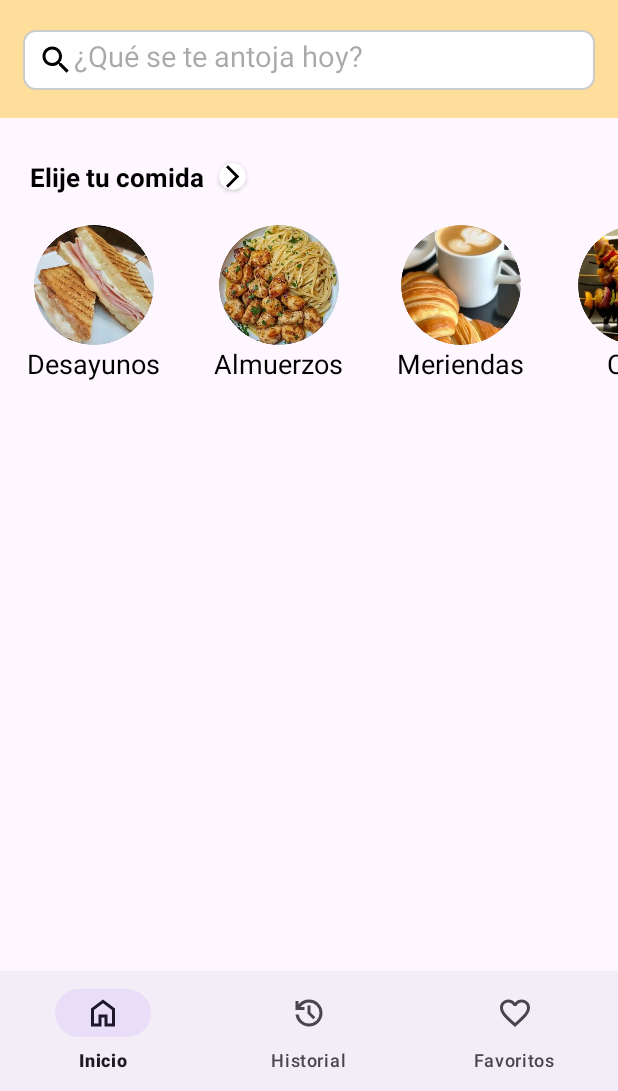
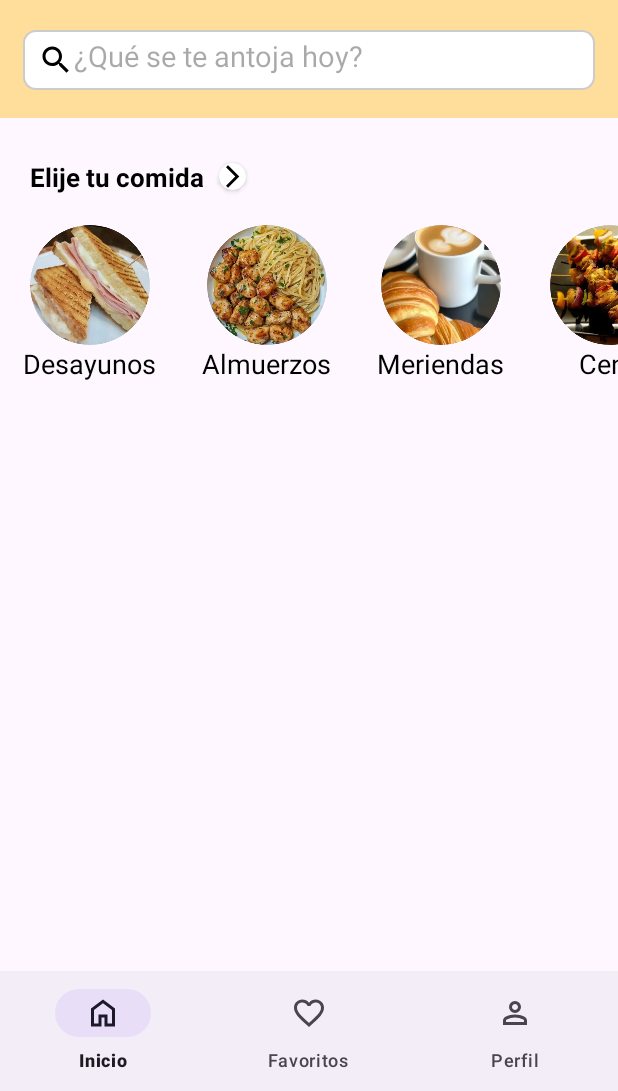
Before and after one commit to FeedoProyect/Feedo, an Android app: the screen it shows after launch (MainActivity), on a phone screen of 412 x 824 dp, the part 145-1236 px from its top. Run offline under Robolectric (Android 15) with nearby library versions, the phone set to English and light mode, and no system bars; our stand-ins replace Dagger/Hilt's generated code, Picasso, navigation-ui; libraries missing offline, so code that uses them is left out: io.github.jan.supabase; pictures from the network do not load.

Commit message:
Navegacion de pantallas de catalogos y sus titulos, agregando la libreria safeargs y preparando los estados de pantalla

```diff
--- a/app/src/main/java/com/benjamin/proyectofeedo/UI/feedoHistorial/HistorialFragment.kt
+++ b/app/src/main/java/com/benjamin/proyectofeedo/UI/feedoPerfil/PerfilFragment.kt
@@ -1,17 +1,15 @@
-package com.benjamin.proyectofeedo.UI.feedoHistorial
+package com.benjamin.proyectofeedo.UI.feedoPerfil
 
 import android.os.Bundle
 import androidx.fragment.app.Fragment
 import android.view.LayoutInflater
 import android.view.View
 import android.view.ViewGroup
-import com.benjamin.proyectofeedo.R
 import com.benjamin.proyectofeedo.databinding.FragmentHistorialBinding
-import com.benjamin.proyectofeedo.databinding.FragmentMenuBinding
 import dagger.hilt.android.AndroidEntryPoint
 
 @AndroidEntryPoint
-class HistorialFragment : Fragment() {
+class PerfilFragment : Fragment() {
 
     private var _binding: FragmentHistorialBinding? = null
     private val binding get() = _binding!!
--- a/app/src/main/java/com/benjamin/proyectofeedo/data/providers/CatalogoProvider.kt
+++ b/app/src/main/java/com/benjamin/proyectofeedo/data/providers/CatalogoProvider.kt
@@ -17,7 +17,7 @@ class CatalogoProvider @Inject constructor() {
              Ensaladas,
              Postres,
              Rapidas,
-             SinLactosa,
+             Diabeticos,
              SopasGuisos,
              Veganas,
              Vegetarianas
--- a/app/src/main/java/com/benjamin/proyectofeedo/domain/model/CatalogoInfo.kt
+++ b/app/src/main/java/com/benjamin/proyectofeedo/domain/model/CatalogoInfo.kt
@@ -4,17 +4,17 @@ import com.benjamin.proyectofeedo.R
 
 
 sealed class CatalogoInfo (val img: Int, val titulo: Int){
-    object Desayunos: CatalogoInfo(R.drawable.desayunos, R.string.Desayunos)
-    object Almuerzos: CatalogoInfo(R.drawable.almuerzos, R.string.Almuerzos)
-    object Meriendas: CatalogoInfo(R.drawable.meriendas, R.string.Meriendas)
-    object Cena: CatalogoInfo(R.drawable.cena, R.string.Cena)
-    object Aperitivos: CatalogoInfo(R.drawable.aperitivos, R.string.Aperitivos)
-    object Elaboradas: CatalogoInfo(R.drawable.elaboradas, R.string.Elaboradas)
-    object Ensaladas: CatalogoInfo(R.drawable.ensaladas, R.string.Ensaladas)
-    object Postres: CatalogoInfo(R.drawable.postres, R.string.Postres)
-    object Rapidas: CatalogoInfo(R.drawable.rapidas, R.string.Rapidas)
-    object SinLactosa: CatalogoInfo(R.drawable.sin_lactosa, R.string.Sin_lactosa)
-    object SopasGuisos: CatalogoInfo(R.drawable.sopas_y_guisos, R.string.Sopas_y_guisos)
-    object Veganas: CatalogoInfo(R.drawable.veganas, R.string.Veganas)
-    object Vegetarianas: CatalogoInfo(R.drawable.vegetarianas, R.string.Vegetarianas)
+    data object Desayunos: CatalogoInfo(R.drawable.desayunos, R.string.Desayunos)
+    data object Almuerzos: CatalogoInfo(R.drawable.almuerzos, R.string.Almuerzos)
+    data object Meriendas: CatalogoInfo(R.drawable.meriendas, R.string.Meriendas)
+    data object Cena: CatalogoInfo(R.drawable.cena, R.string.Cena)
+    data object Aperitivos: CatalogoInfo(R.drawable.aperitivos, R.string.Aperitivos)
+    data object Elaboradas: CatalogoInfo(R.drawable.elaboradas, R.string.Elaboradas)
+    data object Ensaladas: CatalogoInfo(R.drawable.ensaladas, R.string.Ensaladas)
+    data object Postres: CatalogoInfo(R.drawable.postres, R.string.Postres)
+    data object Rapidas: CatalogoInfo(R.drawable.rapidas, R.string.Rapidas)
+    data object Diabeticos: CatalogoInfo(R.drawable.sin_lactosa, R.string.diabeticos)
+    data object SopasGuisos: CatalogoInfo(R.drawable.sopas_y_guisos, R.string.Sopas_y_guisos)
+    data object Veganas: CatalogoInfo(R.drawable.veganas, R.string.Veganas)
+    data object Vegetarianas: CatalogoInfo(R.drawable.vegetarianas, R.string.Vegetarianas)
 }
--- /dev/null
+++ b/app/src/main/java/com/benjamin/proyectofeedo/domain/model/CatalogosModel.kt
@@ -0,0 +1,17 @@
+package com.benjamin.proyectofeedo.domain.model
+
+enum class CatalogosModel {
+    Desayunos,
+    Almuerzos,
+    Meriendas,
+    Cena,
+    Aperitivos,
+    Elaboradas,
+    Ensaladas,
+    Postres,
+    Rapidas,
+    Diabeticos,
+    Sopas_y_Guisos,
+    Veganas,
+    Vegetarianas
+}
--- /dev/null
+++ b/app/src/main/res/drawable/ic_perfil.xml
@@ -0,0 +1,5 @@
+<vector xmlns:android="http://schemas.android.com/apk/res/android" android:height="24dp" android:tint="#000000" android:viewportHeight="960" android:viewportWidth="960" android:width="24dp">
+
+    <path android:fillColor="@android:color/white" android:pathData="M480,480Q414,480 367,433Q320,386 320,320Q320,254 367,207Q414,160 480,160Q546,160 593,207Q640,254 640,320Q640,386 593,433Q546,480 480,480ZM160,800L160,688Q160,654 177.5,625.5Q195,597 224,582Q286,551 350,535.5Q414,520 480,520Q546,520 610,535.5Q674,551 736,582Q765,597 782.5,625.5Q800,654 800,688L800,800L160,800ZM240,720L720,720L720,688Q720,677 714.5,668Q709,659 700,654Q646,627 591,613.5Q536,600 480,600Q424,600 369,613.5Q314,627 260,654Q251,659 245.5,668Q240,677 240,688L240,720ZM480,400Q513,400 536.5,376.5Q560,353 560,320Q560,287 536.5,263.5Q513,240 480,240Q447,240 423.5,263.5Q400,287 400,320Q400,353 423.5,376.5Q447,400 480,400ZM480,320Q480,320 480,320Q480,320 480,320Q480,320 480,320Q480,320 480,320Q480,320 480,320Q480,320 480,320Q480,320 480,320Q480,320 480,320ZM480,720L480,720Q480,720 480,720Q480,720 480,720Q480,720 480,720Q480,720 480,720Q480,720 480,720Q480,720 480,720Q480,720 480,720Q480,720 480,720L480,720Z"/>
+
+</vector>
--- a/app/src/main/res/layout/fragment_historial.xml
+++ b/app/src/main/res/layout/fragment_historial.xml
@@ -4,6 +4,6 @@
     android:layout_width="match_parent"
     android:layout_height="match_parent"
     android:background="@color/orange"
-    tools:context=".UI.feedoHistorial.HistorialFragment">
+    tools:context=".UI.feedoPerfil.PerfilFragment">
 
 </FrameLayout>
--- a/app/src/main/res/layout/item_lista_catalogo.xml
+++ b/app/src/main/res/layout/item_lista_catalogo.xml
@@ -5,7 +5,7 @@
     android:id="@+id/idCatalogo"
     android:layout_width="wrap_content"
     android:layout_height="wrap_content"
-    android:layout_marginHorizontal="18dp"
+    android:layout_marginHorizontal="15dp"
     android:layout_marginTop="16dp"
     android:gravity="center"
     android:orientation="vertical">
--- a/app/src/main/res/menu/bottom_menu.xml
+++ b/app/src/main/res/menu/bottom_menu.xml
@@ -8,12 +8,12 @@
 
     <item
         android:id="@+id/favoritosFragment"
-        android:title="@string/historial_BottomBar"
-        android:icon="@drawable/ic_historial"/>
+        android:title="@string/favoritos_BottomBar"
+        android:icon="@drawable/ic_favs"/>
 
     <item
         android:id="@+id/historialFragment"
-        android:title="@string/favoritos_BottomBar"
-        android:icon="@drawable/ic_favs"/>
+        android:title="@string/perfil_BottomBar"
+        android:icon="@drawable/ic_perfil"/>
 
 </menu>
--- a/app/src/main/res/navigation/main_graph.xml
+++ b/app/src/main/res/navigation/main_graph.xml
@@ -9,7 +9,11 @@
         android:id="@+id/menuFragment"
         android:name="com.benjamin.proyectofeedo.UI.feedoMenu.MenuFragment"
         android:label="fragment_menu"
-        tools:layout="@layout/fragment_menu" />
+        tools:layout="@layout/fragment_menu" >
+        <action
+            android:id="@+id/action_menuFragment_to_catalogosListFragment"
+            app:destination="@id/catalogosListFragment" />
+    </fragment>
     <fragment
         android:id="@+id/favoritosFragment"
         android:name="com.benjamin.proyectofeedo.UI.feedoFavoritos.FavoritosFragment"
@@ -17,7 +21,16 @@
         tools:layout="@layout/fragment_favoritos" />
     <fragment
         android:id="@+id/historialFragment"
-        android:name="com.benjamin.proyectofeedo.UI.feedoHistorial.HistorialFragment"
+        android:name="com.benjamin.proyectofeedo.UI.feedoPerfil.PerfilFragment"
         android:label="fragment_historial"
         tools:layout="@layout/fragment_historial" />
+    <fragment
+        android:id="@+id/catalogosListFragment"
+        android:name="com.benjamin.proyectofeedo.UI.ListaCatalogos.CatalogosListFragment"
+        android:label="fragment_catalogos_list"
+        tools:layout="@layout/fragment_catalogos_list" >
+        <argument
+            android:name="type"
+            app:argType="com.benjamin.proyectofeedo.domain.model.CatalogosModel" />
+    </fragment>
 </navigation>
--- a/app/src/main/res/values/colors.xml
+++ b/app/src/main/res/values/colors.xml
@@ -14,4 +14,6 @@
     <color name="ToolbarDeFeedo">#FFDD9A</color>
     <color name="tittle_color">#FFAC00</color>
 
+
+    <color name="fondonegro">#6E000000</color>
 </resources>
--- a/app/src/main/res/values/strings.xml
+++ b/app/src/main/res/values/strings.xml
@@ -5,7 +5,7 @@
 
     <!-- Bottom Bar -->
     <string name="home_BottomBar">Inicio</string>
-    <string name="historial_BottomBar">Historial</string>
+    <string name="perfil_BottomBar">Perfil</string>
     <string name="favoritos_BottomBar">Favoritos</string>
 
     <!-- Menu Pricipal -->
@@ -27,7 +27,7 @@
     <string name="Ensaladas">Ensaladas</string>
     <string name="Postres">Postres</string>
     <string name="Rapidas">Rapidas</string>
-    <string name="Sin_lactosa">Sin lactosa</string>
+    <string name="diabeticos">Diabeticos</string>
     <string name="Sopas_y_guisos">Sopas y Guisos</string>
     <string name="Veganas">Veganas</string>
     <string name="Vegetarianas">Vegetarianas</string>
--- a/build.gradle.kts
+++ b/build.gradle.kts
@@ -3,4 +3,5 @@ plugins {
     alias(libs.plugins.android.application) apply false
     alias(libs.plugins.kotlin.android) apply false
     alias(libs.plugins.hilt) apply false
+    id("androidx.navigation.safeargs.kotlin") version "2.7.7" apply false
 }
```
Also changed, not shown: app/build.gradle.kts (+5 -14 lines), app/src/main/java/com/benjamin/proyectofeedo/UI/ListaCatalogos/CatalogosListFragment.kt (added, +79 -0 lines), app/src/main/java/com/benjamin/proyectofeedo/UI/ListaCatalogos/CatalogosListState.kt (added, +7 -0 lines), app/src/main/java/com/benjamin/proyectofeedo/UI/ListaCatalogos/CatalogosListViewModel.kt (added, +14 -0 lines), app/src/main/java/com/benjamin/proyectofeedo/UI/feedoMenu/MenuFragment.kt (+24 -1 lines), app/src/main/res/layout/fragment_catalogos_list.xml (added, +71 -0 lines), app/src/main/res/layout/item_comidas_catalogos.xml (added, +44 -0 lines).
